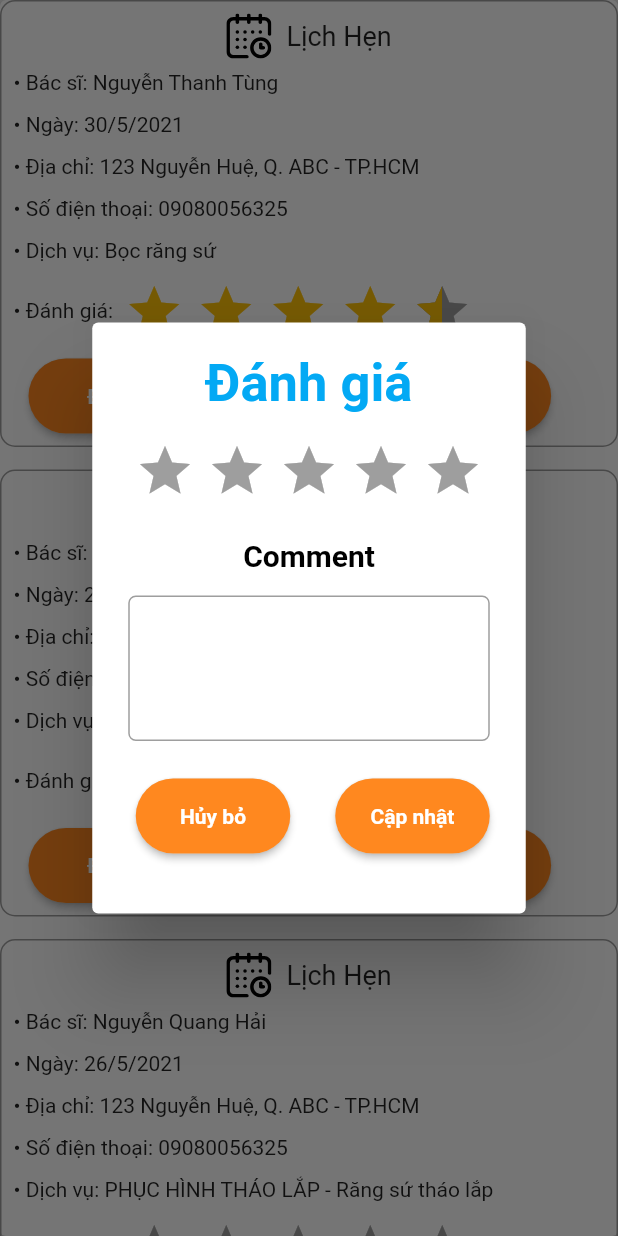
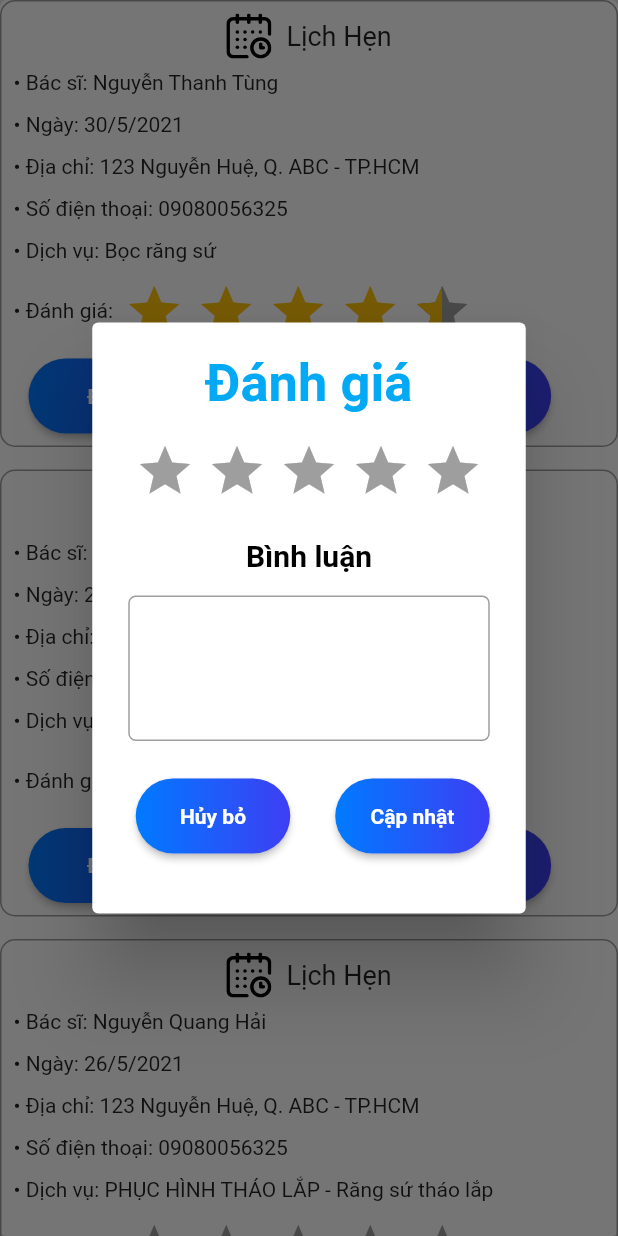
Before and after one commit to redore1234/HCIProject, a Flutter app: the PastAppointmentCard widget shown alone on an empty page, opened directly, after a tap on "Đánh giá", on a phone screen of 412 x 824 dp. Run offline on Flutter 3.47's test engine with Material 2 defaults, Android fonts, the phone set to English and light mode, and no system bars; drawn by our look-alikes of flutter_rating_bar; our stand-ins replace date_picker_timeline, flutter_svg, fluttertoast, table_calendar; missing offline and left inert: fa_stepper.

Commit message:
change the background color of all the button

```diff
--- a/lib/views/history/past-appointment-card.dart
+++ b/lib/views/history/past-appointment-card.dart
@@ -32,8 +32,7 @@ class PastAppointmentCard extends StatelessWidget {
                 "123 Nguyễn Huệ, Q. ABC - TP.HCM",
                 "09080056325",
                 "Bọc răng sứ",
-                4.5
-            ),
+                4.5),
             SizedBox(
               height: 15.0,
             ),
@@ -45,8 +44,7 @@ class PastAppointmentCard extends StatelessWidget {
                 "123 Nguyễn Huệ, Q. ABC - TP.HCM",
                 "09080056325",
                 "PHỤC HÌNH THÁO LẮP - Răng sứ tháo lắp",
-                4
-            ),
+                4),
             SizedBox(
               height: 15.0,
             ),
@@ -58,8 +56,7 @@ class PastAppointmentCard extends StatelessWidget {
                 "123 Nguyễn Huệ, Q. ABC - TP.HCM",
                 "09080056325",
                 "PHỤC HÌNH THÁO LẮP - Răng sứ tháo lắp",
-                0
-            ),
+                0),
           ],
         ));
   }
@@ -160,9 +157,13 @@ class PastAppointmentCard extends StatelessWidget {
           // ),
           Row(
             children: [
-              SizedBox(width: 10,),
+              SizedBox(
+                width: 10,
+              ),
               buttonBooking(context, size),
-              SizedBox(width: 60,),
+              SizedBox(
+                width: 60,
+              ),
               buttonRating(context, size)
             ],
           ),
@@ -175,8 +176,7 @@ class PastAppointmentCard extends StatelessWidget {
     return Container(
       // alignment: Alignment.center,
       // margin: EdgeInsets.symmetric(horizontal: 40, vertical: 10),
-      child:
-      RaisedButton(
+      child: RaisedButton(
         onPressed: () {
           Navigator.push(context,
               MaterialPageRoute(builder: (context) => StepperReserve()));
@@ -192,8 +192,10 @@ class PastAppointmentCard extends StatelessWidget {
           decoration: new BoxDecoration(
             borderRadius: BorderRadius.circular(80.0),
             gradient: new LinearGradient(colors: [
-              Color.fromARGB(255, 255, 136, 31),
-              Color.fromARGB(255, 255, 136, 31)
+              Constants.PRIMARY_COLOR,
+              Constants.HEAVY_BLUE
+              // Color.fromARGB(255, 255, 136, 31),
+              // Color.fromARGB(255, 255, 136, 31)
             ]),
           ),
           padding: const EdgeInsets.all(0),
@@ -219,7 +221,7 @@ class PastAppointmentCard extends StatelessWidget {
         onPressed: () {
           showDialog(
               context: context,
-              builder: (BuildContext context){
+              builder: (BuildContext context) {
                 return AlertDialog(
                   insetPadding: EdgeInsets.all(10),
                   content: Stack(
@@ -233,27 +235,51 @@ class PastAppointmentCard extends StatelessWidget {
                           key: _formKey,
                           child: Column(
                             children: [
-                              Text('Đánh giá', style: TextStyle(fontSize: 35, color: Colors.lightBlue, fontWeight: FontWeight.bold),),
-                              SizedBox(height: 18,),
+                              Text(
+                                'Đánh giá',
+                                style: TextStyle(
+                                    fontSize: 35,
+                                    color: Colors.lightBlue,
+                                    fontWeight: FontWeight.bold),
+                              ),
+                              SizedBox(
+                                height: 18,
+                              ),
                               _commentRating(rating),
-                              SizedBox(height: 25,),
-                              Text('Comment', style: TextStyle(fontSize: 20, color: Colors.black, fontWeight: FontWeight.bold), ),
-                              SizedBox(height: 15,),
+                              SizedBox(
+                                height: 25,
+                              ),
+                              Text(
+                                'Bình luận',
+                                style: TextStyle(
+                                    fontSize: 20,
+                                    color: Colors.black,
+                                    fontWeight: FontWeight.bold),
+                              ),
+                              SizedBox(
+                                height: 15,
+                              ),
                               TextFormField(
-                                maxLines: 3,decoration:
-                              InputDecoration(
+                                maxLines: 3,
+                                decoration: InputDecoration(
                                     border: OutlineInputBorder(
-                                      borderRadius: BorderRadius.circular(5))
+                                        borderRadius:
+                                            BorderRadius.circular(5))),
                               ),
+                              SizedBox(
+                                height: 25,
                               ),
-                              SizedBox(height: 25,),
                               Row(
                                 children: [
-                                  SizedBox(width: 5,),
+                                  SizedBox(
+                                    width: 5,
+                                  ),
                                   RaisedButton(
-                                    onPressed: ()  => Navigator.of(context).pop(),
-                                    shape:
-                                    RoundedRectangleBorder(borderRadius: BorderRadius.circular(80.0)),
+                                    onPressed: () =>
+                                        Navigator.of(context).pop(),
+                                    shape: RoundedRectangleBorder(
+                                        borderRadius:
+                                            BorderRadius.circular(80.0)),
                                     textColor: Colors.white,
                                     padding: const EdgeInsets.all(0),
                                     child: Container(
@@ -261,27 +287,32 @@ class PastAppointmentCard extends StatelessWidget {
                                       height: 50.0,
                                       width: size.width * 0.25,
                                       decoration: new BoxDecoration(
-                                        borderRadius: BorderRadius.circular(80.0),
+                                        borderRadius:
+                                            BorderRadius.circular(80.0),
                                         gradient: new LinearGradient(colors: [
-                                          Color.fromARGB(255, 255, 136, 31),
-                                          Color.fromARGB(255, 255, 136, 31)
+                                          Constants.PRIMARY_COLOR,
+                                          Constants.HEAVY_BLUE
+                                          // Color.fromARGB(255, 255, 136, 31),
+                                          // Color.fromARGB(255, 255, 136, 31)
                                         ]),
                                       ),
                                       padding: const EdgeInsets.all(0),
                                       child: Text(
                                         "Hủy bỏ",
                                         textAlign: TextAlign.center,
-                                        style: TextStyle(fontWeight: FontWeight.bold),
+                                        style: TextStyle(
+                                            fontWeight: FontWeight.bold),
                                       ),
                                     ),
                                   ),
-                                  SizedBox(width: 30,),
+                                  SizedBox(
+                                    width: 30,
+                                  ),
                                   RaisedButton(
-                                    onPressed: () {
-
-                                    },
-                                    shape:
-                                    RoundedRectangleBorder(borderRadius: BorderRadius.circular(80.0)),
+                                    onPressed: () {},
+                                    shape: RoundedRectangleBorder(
+                                        borderRadius:
+                                            BorderRadius.circular(80.0)),
                                     textColor: Colors.white,
                                     padding: const EdgeInsets.all(0),
                                     child: Container(
@@ -289,17 +320,21 @@ class PastAppointmentCard extends StatelessWidget {
                                       height: 50.0,
                                       width: size.width * 0.25,
                                       decoration: new BoxDecoration(
-                                        borderRadius: BorderRadius.circular(80.0),
+                                        borderRadius:
+                                            BorderRadius.circular(80.0),
                                         gradient: new LinearGradient(colors: [
-                                          Color.fromARGB(255, 255, 136, 31),
-                                          Color.fromARGB(255, 255, 136, 31)
+                                          Constants.PRIMARY_COLOR,
+                                          Constants.HEAVY_BLUE
+                                          // Color.fromARGB(255, 255, 136, 34),
+                                          // Color.fromARGB(255, 255, 177, 41)
                                         ]),
                                       ),
                                       padding: const EdgeInsets.all(0),
                                       child: Text(
                                         "Cập nhật",
                                         textAlign: TextAlign.center,
-                                        style: TextStyle(fontWeight: FontWeight.bold),
+                                        style: TextStyle(
+                                            fontWeight: FontWeight.bold),
                                       ),
                                     ),
                                   ),
@@ -312,8 +347,7 @@ class PastAppointmentCard extends StatelessWidget {
                     ],
                   ),
                 );
-              }
-          );
+              });
         },
         shape:
             RoundedRectangleBorder(borderRadius: BorderRadius.circular(80.0)),
@@ -326,8 +360,10 @@ class PastAppointmentCard extends StatelessWidget {
           decoration: new BoxDecoration(
             borderRadius: BorderRadius.circular(80.0),
             gradient: new LinearGradient(colors: [
-              Color.fromARGB(255, 255, 136, 31),
-              Color.fromARGB(255, 255, 136, 31)
+              Constants.PRIMARY_COLOR,
+              Constants.HEAVY_BLUE
+              // Color.fromARGB(255, 255, 136, 34),
+              // Color.fromARGB(255, 255, 177, 41)
             ]),
           ),
           padding: const EdgeInsets.all(0),
@@ -350,8 +386,7 @@ class PastAppointmentCard extends StatelessWidget {
       itemSize: 40,
       itemCount: 5,
       itemPadding: EdgeInsets.symmetric(horizontal: 4.0),
-      itemBuilder: (context, _) =>
-          Icon(
+      itemBuilder: (context, _) => Icon(
         Icons.star,
         color: Colors.amber,
       ),
@@ -368,8 +403,7 @@ class PastAppointmentCard extends StatelessWidget {
       itemSize: 40,
       itemCount: 5,
       itemPadding: EdgeInsets.symmetric(horizontal: 4.0),
-      itemBuilder: (context, _) =>
-          Icon(
+      itemBuilder: (context, _) => Icon(
         Icons.star,
         color: Colors.amber,
       ),
--- a/lib/views/home/home.dart
+++ b/lib/views/home/home.dart
@@ -1,4 +1,3 @@
-
 import 'package:clinicbookingapp/views/detail/detail-clinic.dart';
 import 'package:flutter/cupertino.dart';
 import 'package:flutter/material.dart';
@@ -51,21 +50,19 @@ class Home extends StatelessWidget {
       itemSize: 20,
       itemCount: 5,
       itemPadding: EdgeInsets.symmetric(horizontal: 1.0),
-      itemBuilder: (context, _) =>
-          Icon(
-            Icons.star,
-            color: Colors.amber,
-          ),
-      onRatingUpdate: (rating) {
-
-      },
+      itemBuilder: (context, _) => Icon(
+        Icons.star,
+        color: Colors.amber,
+      ),
+      onRatingUpdate: (rating) {},
     );
   }
 
-  Widget _createHotServiceCard(String imageRef, String title, String nameClinic, String description, double rating,BuildContext context) {
+  Widget _createHotServiceCard(String imageRef, String title, String nameClinic,
+      String description, double rating, BuildContext context) {
     return Container(
       decoration: BoxDecoration(
-          border: Border.all(color: Colors.grey),
+        border: Border.all(color: Colors.grey),
         borderRadius: BorderRadius.circular(10.0),
         color: Colors.white,
       ),
@@ -88,19 +85,31 @@ class Home extends StatelessWidget {
             SizedBox(
               height: 8.0,
             ),
-            SizedBox(height: 8.0,),
-            Text(title,
+            SizedBox(
+              height: 8.0,
+            ),
+            Text(
+              title,
               style: TextStyle(fontSize: 17.0, fontWeight: FontWeight.bold),
             ),
-            SizedBox(height: 8.0,),
-            Text('Tại ' + nameClinic,
+            SizedBox(
+              height: 8.0,
+            ),
+            Text(
+              'Tại ' + nameClinic,
               style: TextStyle(fontSize: 15, color: Constants.GRAY),
             ),
-            SizedBox(height: 8.0,),
+            SizedBox(
+              height: 8.0,
+            ),
             Text(description),
-            SizedBox(height: 8.0,),
+            SizedBox(
+              height: 8.0,
+            ),
             _buildRatingBar(rating),
-            SizedBox(height: 8.0,),
+            SizedBox(
+              height: 8.0,
+            ),
           ],
         ),
       ),
@@ -118,9 +127,16 @@ class Home extends StatelessWidget {
 //    double totalRating;
 //    Clinic(this.image, this.name, this.phone, this.email, this.description, this.address, this.totalRating);
 //    }
-    var sampleClinic = new Clinic("hop1.jpg", "Phòng Khám Thủ Đức", "1234-5678", "clinic@gmail.com", "Phòng khám dược trang bị cơ sở vật chất hiện đại, cùng với đội ngũ nhân viên có tay nghề cao luôn sẵn sàng phục vụ quý khách", "123 Phạm Văng Đồng, phường TCH, quận Thủ Đức", 4.5);
+    var sampleClinic = new Clinic(
+        "hop1.jpg",
+        "Nha khoa Thủ Đức",
+        "1234-5678",
+        "clinic@gmail.com",
+        "Phòng khám dược trang bị cơ sở vật chất hiện đại, cùng với đội ngũ nhân viên có tay nghề cao luôn sẵn sàng phục vụ quý khách",
+        "123 Phạm Văng Đồng, phường TCH, quận Thủ Đức",
+        4.0);
     return GestureDetector(
-      onTap: (){
+      onTap: () {
         Navigator.push(
           context,
           MaterialPageRoute(
@@ -145,10 +161,20 @@ class Home extends StatelessWidget {
             SizedBox(
               height: 8.0,
             ),
-            Text(title, style: TextStyle(fontSize: 17.0,),),
-            SizedBox(height: 2.0,),
-            Text("Khoảng cách: 3.5 km", style: TextStyle(color: Constants.GRAY),),
-            _buildRatingBar(2.5),
+            Text(
+              title,
+              style: TextStyle(
+                fontSize: 17.0,
+              ),
+            ),
+            SizedBox(
+              height: 2.0,
+            ),
+            Text(
+              "Khoảng cách: 3.5 km",
+              style: TextStyle(color: Constants.GRAY),
+            ),
+            _buildRatingBar(4.0),
           ],
         ),
       ),
@@ -199,7 +225,7 @@ class Home extends StatelessWidget {
               Padding(
                 padding: const EdgeInsets.only(left: 12.0),
                 child: Text(
-                  "Phòng Khám Gần Đây",
+                  "Nha Khoa Gần Đây",
                   style: TextStyle(fontSize: 24),
                 ),
               ),
@@ -215,13 +241,13 @@ class Home extends StatelessWidget {
                   scrollDirection: Axis.horizontal,
                   children: <Widget>[
                     _createNewsCard(Constants.IMAGE_FOLDER_REF + "hop1.jpg",
-                        "phong kham A", context),
+                        "Nha khoa Thủ Đức", context),
                     _createNewsCard(Constants.IMAGE_FOLDER_REF + "hop2.jpg",
-                        "phong kham B", context),
+                        "Nha khoa B", context),
                     _createNewsCard(Constants.IMAGE_FOLDER_REF + "hop1.jpg",
-                        "phong kham C", context),
+                        "Nha khoa C", context),
                     _createNewsCard(Constants.IMAGE_FOLDER_REF + "hop2.jpg",
-                        "phong kham D", context),
+                        "Nha khoa D", context),
                   ],
                 ),
               ),
@@ -297,7 +323,7 @@ class Home extends StatelessWidget {
                           ),
                           Padding(
                             padding: EdgeInsets.all(6.0),
-                            child: Text('Nha khoa Vinh sơn',
+                            child: Text('Nha khoa Vinh Sơn',
                                 style: TextStyle(
                                     color: Colors.white, fontSize: 15.0)),
                           ),
@@ -425,18 +451,44 @@ class Home extends StatelessWidget {
                   style: TextStyle(fontSize: 24),
                 ),
               ),
-              SizedBox(height: 10,),
+              SizedBox(
+                height: 10,
+              ),
               Container(
                 height: 220,
                 child: ListView(
                   scrollDirection: Axis.horizontal,
                   children: <Widget>[
-                    _createHotServiceCard('cay-ghep-implant.jpg', 'CẤY GHÉP IMPLANT', 'nha khoa Đại Nam', 'Giải pháp tối ưu cho người mất răng', 4, context),
-                    SizedBox(width: 10,),
-                    _createHotServiceCard('khoaThammi.jpg', 'Răng sứ thẩm mĩ', 'nha khoa Vĩnh Sơn', 'Biến nụ cười bạn trở nên tỏa sáng', 4, context),
-                    SizedBox(width: 10,),
-                    _createHotServiceCard('niengrang.jpg', 'Niềng răng dây sắt', 'nha khoa Nam Á', 'Giải phát tối ưu khắc phụ khuyết điểm', 4, context),
-                    SizedBox(width: 10,),
+                    _createHotServiceCard(
+                        'cay-ghep-implant.jpg',
+                        'CẤY GHÉP IMPLANT',
+                        'nha khoa Đại Nam',
+                        'Giải pháp tối ưu cho người mất răng',
+                        4,
+                        context),
+                    SizedBox(
+                      width: 10,
+                    ),
+                    _createHotServiceCard(
+                        'khoaThammi.jpg',
+                        'Răng sứ thẩm mĩ',
+                        'nha khoa Vĩnh Sơn',
+                        'Biến nụ cười bạn trở nên tỏa sáng',
+                        4,
+                        context),
+                    SizedBox(
+                      width: 10,
+                    ),
+                    _createHotServiceCard(
+                        'niengrang.jpg',
+                        'Niềng răng dây sắt',
+                        'nha khoa Nam Á',
+                        'Giải phát tối ưu khắc phụ khuyết điểm',
+                        4,
+                        context),
+                    SizedBox(
+                      width: 10,
+                    ),
                   ],
                 ),
               ),
--- a/lib/views/information/information.dart
+++ b/lib/views/information/information.dart
@@ -141,8 +141,8 @@ class _MyInformationPageState extends State<MyInformationPage> {
                     decoration: new BoxDecoration(
                         borderRadius: BorderRadius.circular(80.0),
                         gradient: new LinearGradient(colors: [
-                          Color.fromARGB(255, 255, 136, 31),
-                          Color.fromARGB(255, 255, 136, 31)
+                          Color.fromARGB(255, 255, 136, 34),
+                          Color.fromARGB(255, 255, 177, 41)
                         ])),
                     padding: const EdgeInsets.all(0),
                     child: Text(
```
Also changed, not shown: lib/views/login/login.dart (+5 -2 lines), lib/views/register/register.dart (+5 -2 lines), lib/views/reserve/reserve_confirm.dart (+27 -2 lines). Lines whose indentation alone changed are shown as unchanged.
